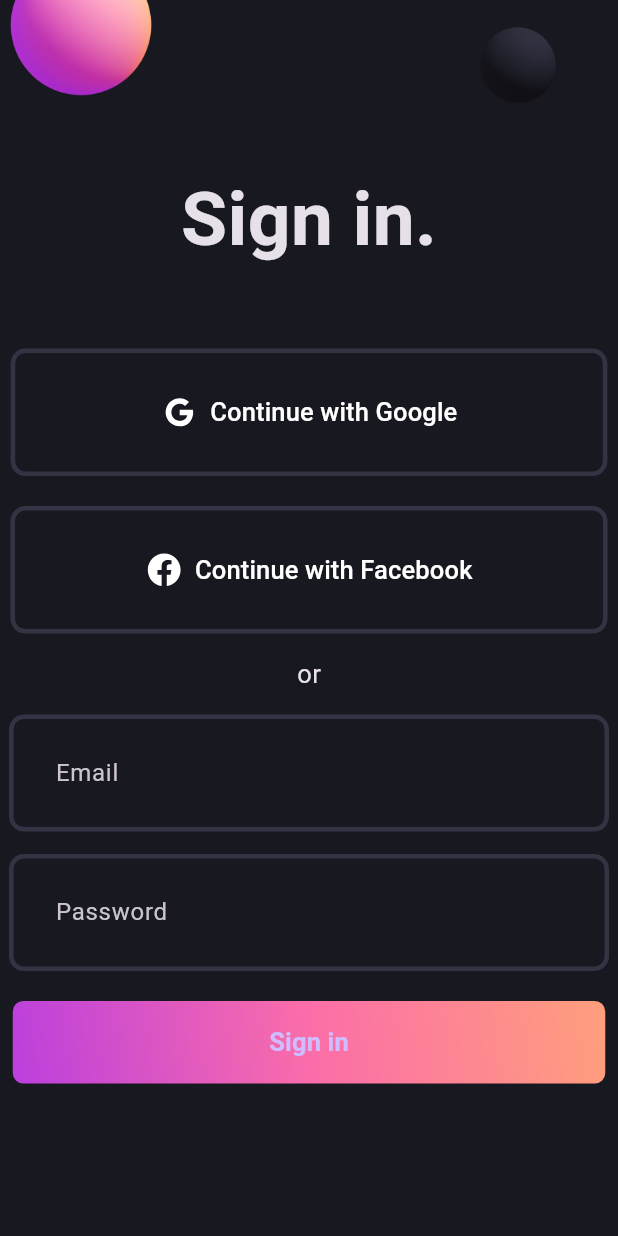
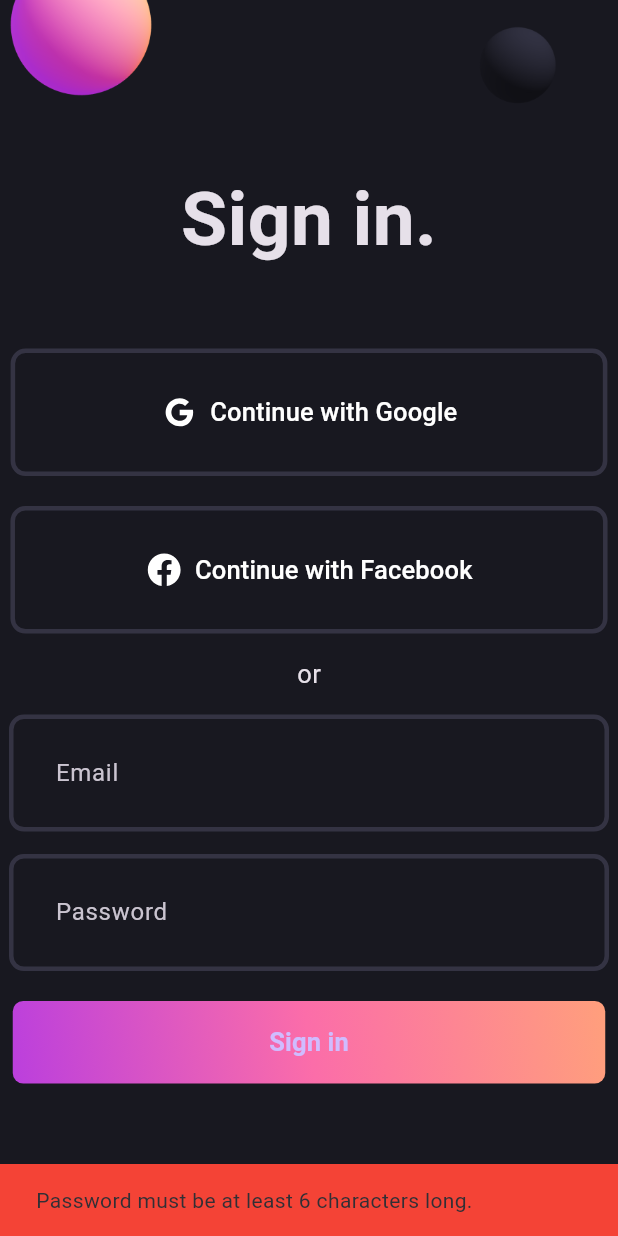
Before and after one commit to fayez666/Login-Form-Validation, a Flutter app: the screen it shows after launch, after a tap on "Sign in", on a phone screen of 412 x 824 dp. Run offline on Flutter 3.47's test engine with Material 3 defaults, Android fonts, the phone set to English and light mode, and no system bars; our stand-ins replace flutter_bloc, flutter_svg.

Commit message:
Adding BloC

```diff
--- /dev/null
+++ b/lib/bloc/auth_bloc.dart
@@ -0,0 +1,45 @@
+import 'dart:async';
+import 'package:flutter/foundation.dart';
+import 'package:flutter_bloc/flutter_bloc.dart';
+
+part 'auth_event.dart';
+part 'auth_state.dart';
+
+class AuthBloc extends Bloc<AuthEvent, AuthState> {
+  AuthBloc() : super(AuthInitial()) {
+    on<AuthLoginRequested>(_onAuthLoginRequested);
+
+    on<AuthLogoutRequested>(_onAuthLogoutRequested);
+  }
+
+  FutureOr<void> _onAuthLogoutRequested(
+      AuthLogoutRequested event, Emitter<AuthState> emit) async {
+    emit(AuthInProgress());
+    try {
+      await Future.delayed(const Duration(seconds: 2), () {
+        return emit(AuthInitial());
+      });
+    } catch (e) {
+      emit(AuthFailure(errorMessage: e.toString()));
+    }
+  }
+
+  FutureOr<void> _onAuthLoginRequested(
+      AuthLoginRequested event, Emitter<AuthState> emit) async {
+    emit(AuthInProgress());
+    try {
+      final email = event.email;
+      final password = event.password;
+      if (password.length < 6) {
+        return emit(AuthFailure(
+            errorMessage: 'Password must be at least 6 characters long.'));
+      }
+
+      await Future.delayed(const Duration(seconds: 2), () {
+        return emit(AuthSuccess(message: '$email - $password'));
+      });
+    } catch (e) {
+      emit(AuthFailure(errorMessage: e.toString()));
+    }
+  }
+}
--- /dev/null
+++ b/lib/bloc/auth_event.dart
@@ -0,0 +1,16 @@
+part of 'auth_bloc.dart';
+
+@immutable
+sealed class AuthEvent {}
+
+final class AuthLoginRequested extends AuthEvent {
+  final String email;
+  final String password;
+
+  AuthLoginRequested({
+    required this.email,
+    required this.password,
+  });
+}
+
+final class AuthLogoutRequested extends AuthEvent {}
--- /dev/null
+++ b/lib/bloc/auth_state.dart
@@ -0,0 +1,24 @@
+part of 'auth_bloc.dart';
+
+@immutable
+sealed class AuthState {}
+
+final class AuthInitial extends AuthState {}
+
+final class AuthSuccess extends AuthState {
+  final String message;
+
+  AuthSuccess({
+    required this.message ,
+  });
+}
+
+final class AuthFailure extends AuthState {
+  final String errorMessage;
+
+  AuthFailure({
+    required this.errorMessage,
+  });
+}
+
+final class AuthInProgress extends AuthState {}
--- a/lib/login_screen.dart
+++ b/lib/login_screen.dart
@@ -1,8 +1,10 @@
 import 'package:flutter/material.dart';
+import 'package:flutter_bloc/flutter_bloc.dart';
+import 'package:login_form_validation/bloc/auth_bloc.dart';
+import 'package:login_form_validation/home_screen.dart';
 import 'package:login_form_validation/widgets/gradient_button.dart';
 import 'package:login_form_validation/widgets/login_field.dart';
 import 'package:login_form_validation/widgets/social_button.dart';
-
 
 class LoginScreen extends StatefulWidget {
   const LoginScreen({Key? key}) : super(key: key);
@@ -18,7 +20,32 @@ class _LoginScreenState extends State<LoginScreen> {
   @override
   Widget build(BuildContext context) {
     return Scaffold(
-      body: SingleChildScrollView(
+      body: BlocConsumer<AuthBloc, AuthState>(listener: (context, state) {
+        if (state is AuthSuccess) {
+          Navigator.of(context).pushAndRemoveUntil(
+              MaterialPageRoute(builder: (context) => const HomeScreen()),
+              (route) => false);
+          ScaffoldMessenger.of(context).showSnackBar(
+            SnackBar(
+              content: Text(state.message),
+              backgroundColor: Colors.green,
+            ),
+          );
+        } else if (state is AuthFailure) {
+          ScaffoldMessenger.of(context).showSnackBar(
+            SnackBar(
+              content: Text(state.errorMessage),
+              backgroundColor: Colors.red,
+            ),
+          );
+        }
+      }, builder: (context, state) {
+        if (state is AuthInProgress) {
+          return const Center(
+            child: CircularProgressIndicator(),
+          );
+        }
+        return SingleChildScrollView(
           child: Center(
             child: Column(
               children: [
@@ -58,11 +85,19 @@ class _LoginScreenState extends State<LoginScreen> {
                   controller: passwordController,
                 ),
                 const SizedBox(height: 20),
-              const GradientButton(),
+                GradientButton(
+                  onPressed: () {
+                    context.read<AuthBloc>().add(AuthLoginRequested(
+                          email: emailController.text.trim(),
+                          password: passwordController.text.trim(),
+                        ));
+                  },
+                ),
               ],
             ),
           ),
-      ),
+        );
+      }),
     );
   }
 }
--- a/lib/main.dart
+++ b/lib/main.dart
@@ -1,7 +1,8 @@
 import 'package:flutter/material.dart';
+import 'package:flutter_bloc/flutter_bloc.dart';
+import 'package:login_form_validation/bloc/auth_bloc.dart';
 import 'package:login_form_validation/login_screen.dart';
 import 'package:login_form_validation/pallete.dart';
-
 
 void main() {
   runApp(const MyApp());
@@ -12,12 +13,15 @@ class MyApp extends StatelessWidget {
 
   @override
   Widget build(BuildContext context) {
-    return MaterialApp(
-      title: 'Flutter Demo',
-      theme: ThemeData.dark().copyWith(
-        scaffoldBackgroundColor: Pallete.backgroundColor,
+    return BlocProvider(
+      create: (context) => AuthBloc(),
+      child: MaterialApp(
+        title: 'Flutter Demo',
+        theme: ThemeData.dark().copyWith(
+          scaffoldBackgroundColor: Pallete.backgroundColor,
+        ),
+        home: const LoginScreen(),
       ),
-      home: const LoginScreen(),
     );
   }
 }
--- a/lib/widgets/gradient_button.dart
+++ b/lib/widgets/gradient_button.dart
@@ -2,7 +2,8 @@ import 'package:flutter/material.dart';
 import 'package:login_form_validation/pallete.dart';
 
 class GradientButton extends StatelessWidget {
-  const GradientButton({Key? key}) : super(key: key);
+  final VoidCallback onPressed;
+  const GradientButton({Key? key, required this.onPressed}) : super(key: key);
 
   @override
   Widget build(BuildContext context) {
@@ -20,7 +21,7 @@ class GradientButton extends StatelessWidget {
         borderRadius: BorderRadius.circular(7),
       ),
       child: ElevatedButton(
-        onPressed: () {},
+        onPressed: onPressed,
         style: ElevatedButton.styleFrom(
           fixedSize: const Size(395, 55),
           backgroundColor: Colors.transparent,
```
Also changed, not shown: lib/home_screen.dart (added, +50 -0 lines), pubspec.yaml (+4 -12 lines). Lines whose indentation alone changed are shown as unchanged.
